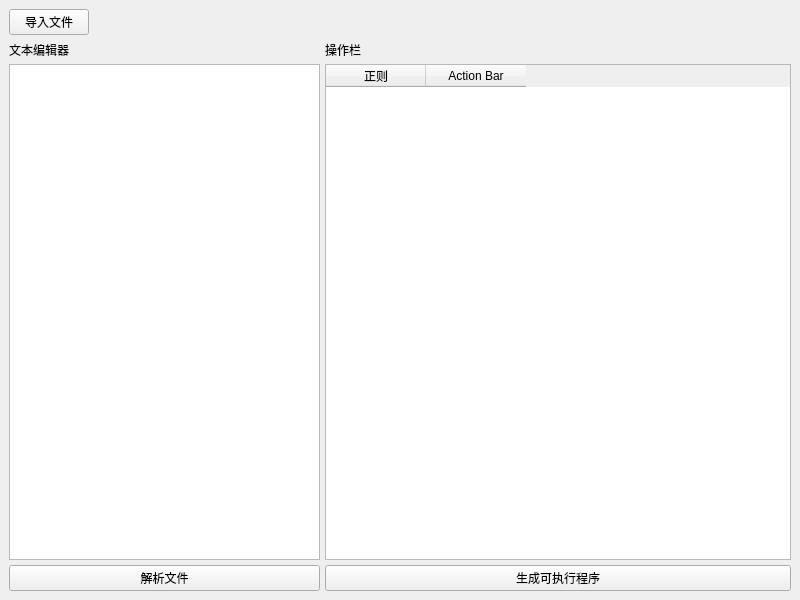
First picture: the form in XLEX/mainwindow.ui, repository wengx00/compilation-project, before the edit.
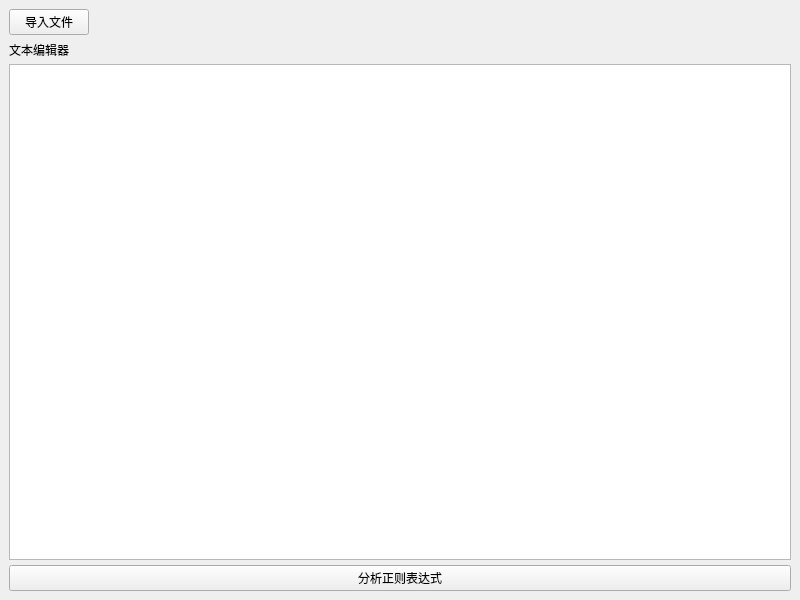
Second picture: the form after the edit.

Diff of the .ui file:
```diff
--- a/XLEX/mainwindow.ui
+++ b/XLEX/mainwindow.ui
@@ -30,7 +30,7 @@
      </layout>
     </item>
     <item>
-     <layout class="QHBoxLayout" name="horizontalLayout" stretch="2,3">
+     <layout class="QHBoxLayout" name="horizontalLayout" stretch="2">
       <property name="spacing">
        <number>5</number>
       </property>
@@ -49,69 +49,7 @@
         <item>
          <widget class="QPushButton" name="parseFileAction">
           <property name="text">
-           <string>解析文件</string>
-          </property>
-         </widget>
-        </item>
-       </layout>
-      </item>
-      <item>
-       <layout class="QVBoxLayout" name="verticalLayout_3">
-        <property name="sizeConstraint">
-         <enum>QLayout::SetDefaultConstraint</enum>
-        </property>
-        <item>
-         <widget class="QLabel" name="label2">
-          <property name="text">
-           <string>操作栏</string>
-          </property>
-         </widget>
-        </item>
-        <item>
-         <widget class="QTableWidget" name="tableWidget">
-          <property name="sizePolicy">
-           <sizepolicy hsizetype="Expanding" vsizetype="Expanding">
-            <horstretch>0</horstretch>
-            <verstretch>0</verstretch>
-           </sizepolicy>
-          </property>
-          <property name="columnCount">
-           <number>2</number>
-          </property>
-          <attribute name="horizontalHeaderCascadingSectionResizes">
-           <bool>false</bool>
-          </attribute>
-          <attribute name="horizontalHeaderDefaultSectionSize">
-           <number>100</number>
-          </attribute>
-          <attribute name="horizontalHeaderHighlightSections">
-           <bool>true</bool>
-          </attribute>
-          <attribute name="horizontalHeaderShowSortIndicator" stdset="0">
-           <bool>false</bool>
-          </attribute>
-          <attribute name="horizontalHeaderStretchLastSection">
-           <bool>false</bool>
-          </attribute>
-          <attribute name="verticalHeaderStretchLastSection">
-           <bool>false</bool>
-          </attribute>
-          <column>
-           <property name="text">
-            <string>正则</string>
-           </property>
-          </column>
-          <column>
-           <property name="text">
-            <string>Action Bar</string>
-           </property>
-          </column>
-         </widget>
-        </item>
-        <item>
-         <widget class="QPushButton" name="generate">
-          <property name="text">
-           <string>生成可执行程序</string>
+           <string>分析正则表达式</string>
           </property>
          </widget>
         </item>
```
